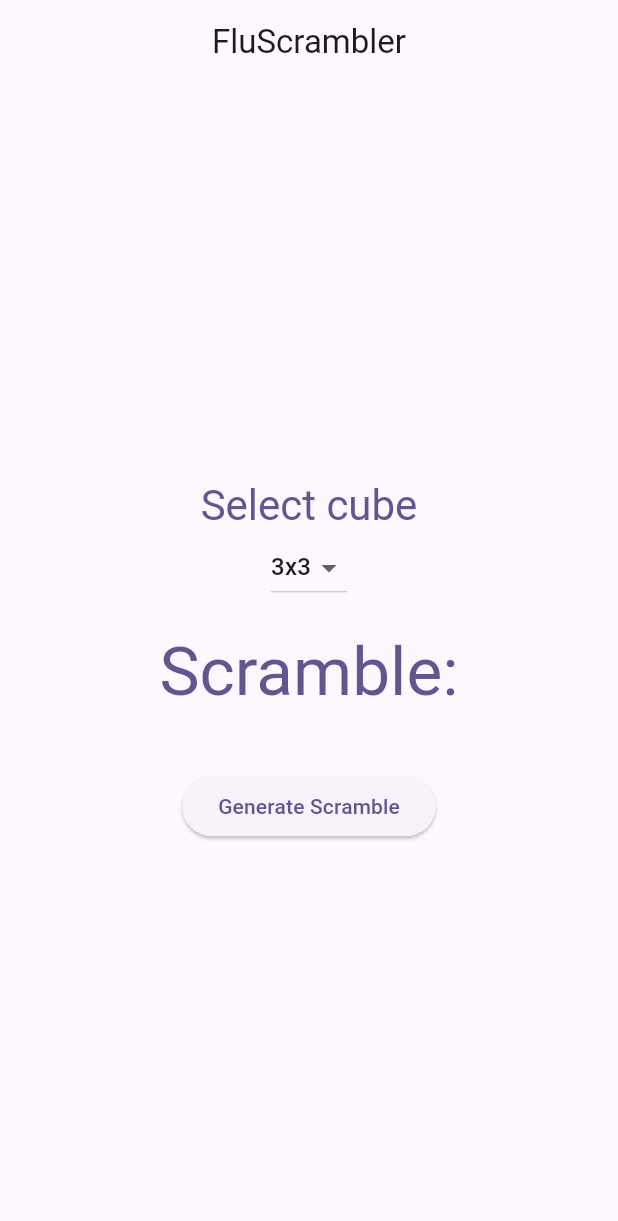
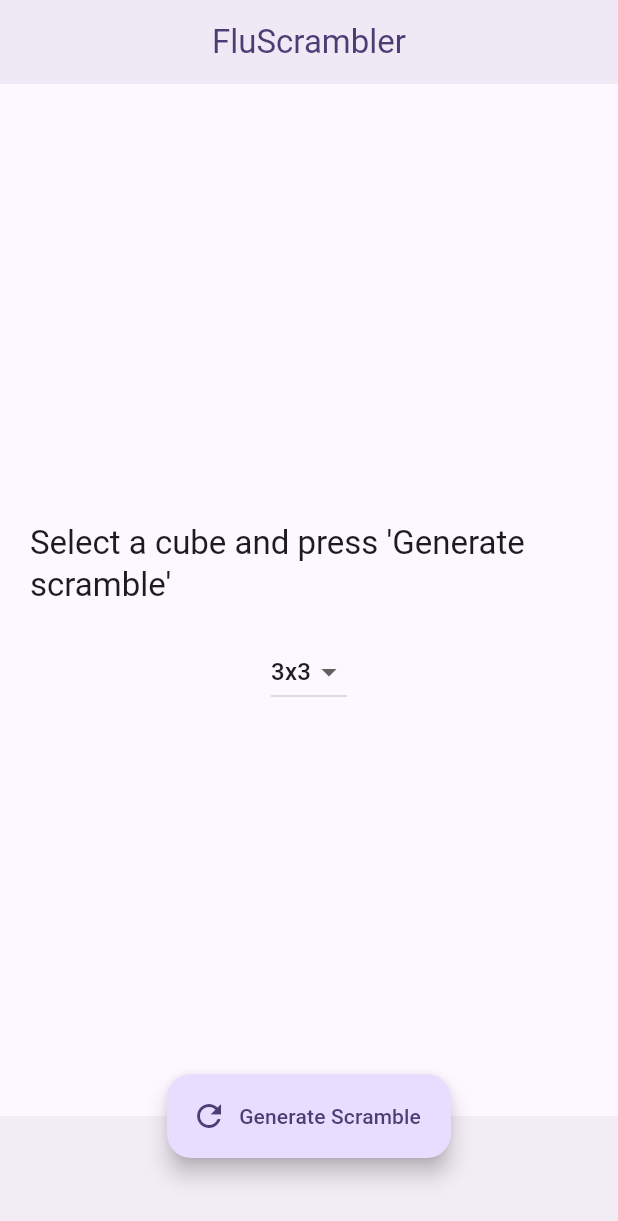
Before and after one commit to ItsVixano/FluScrambler, a Flutter app: the screen it shows after launch, on a phone screen of 412 x 824 dp. Shown: the top 1221 px of the screen. Run offline on Flutter 3.47's test engine with Material 2 defaults, Android fonts, the light colour scheme and no system bars; drawn by our look-alikes of dynamic_color.

Commit message:
FluScrambler: Rework UI
UX still needs some improvments :(

```diff
--- a/lib/scrambler.dart
+++ b/lib/scrambler.dart
@@ -42,6 +42,7 @@ class _ScramblerState extends State<Scrambler> {
 
   // Generate Scramble script
   void _generateScramble() {
+    // ToDo: Improve it
     var random = Random();
     setState(() {
       _scramble = '';
@@ -65,28 +66,39 @@ class _ScramblerState extends State<Scrambler> {
   Widget build(BuildContext context) {
     return Scaffold(
       appBar: AppBar(
+        elevation: 4,
         centerTitle: true,
         title: Text('FluScrambler',
-              style: Theme.of(context)
-                  .textTheme
-                  .titleLarge
-                  ?.copyWith(color: Theme.of(context).colorScheme.onSurface)),
+            style: Theme.of(context).textTheme.titleLarge?.copyWith(
+                color: Theme.of(context).colorScheme.onPrimaryContainer)),
       ),
       // ToDo: Improve UI/UX
       body: Center(
         child: Column(
           mainAxisAlignment: MainAxisAlignment.center,
           children: <Widget>[
-              Text(
-                'Select cube',
+            _scramble.isNotEmpty
+                ? Padding(
+                    padding: const EdgeInsets.all(20),
+                    child: Text(
+                      _scramble,
                       style: Theme.of(context)
                           .textTheme
                           .headlineMedium
-                    ?.copyWith(color: Theme.of(context).colorScheme.primary),
+                          ?.copyWith(
+                              color:
+                                  Theme.of(context).colorScheme.onBackground),
                     ),
-              Padding(
-                padding: const EdgeInsets.only(bottom: 20),
-                child: DropdownButton<String>(
+                  )
+                : Padding(
+                    padding: const EdgeInsets.all(20),
+                    child: Text(
+                      "Select a cube and press 'Generate scramble'",
+                      style: Theme.of(context).textTheme.titleLarge?.copyWith(
+                          color: Theme.of(context).colorScheme.onBackground),
+                    )),
+            // ToDo: Move it in a different screen with all the cubes there
+            DropdownButton<String>(
               menuMaxHeight: 200,
               value: cubeType,
               onChanged: (value) {
@@ -95,7 +107,6 @@ class _ScramblerState extends State<Scrambler> {
                 });
               },
               items: [
-                    // Normal cubes
                 for (var cube in ['2x2', '3x3', '4x4', '5x5'])
                   DropdownMenuItem<String>(
                     value: cube,
@@ -103,23 +114,16 @@ class _ScramblerState extends State<Scrambler> {
                   ),
               ],
             ),
-              ),
-              Text(
-                'Scramble:',
-                style: Theme.of(context)
-                    .textTheme
-                    .displayMedium
-                    ?.copyWith(color: Theme.of(context).colorScheme.primary),
-              ),
-              Text(_scramble,
-                  style: Theme.of(context).textTheme.headlineLarge?.copyWith(
-                      color: Theme.of(context).colorScheme.onSurface)),
-              ElevatedButton(
-                onPressed: _generateScramble,
-                child: const Text('Generate Scramble'),
-              ),
           ],
         ),
-        ));
+      ),
+      floatingActionButton: FloatingActionButton.extended(
+        onPressed: _generateScramble,
+        label: const Text('Generate Scramble'),
+        icon: const Icon(Icons.refresh),
+      ),
+      floatingActionButtonLocation: FloatingActionButtonLocation.centerDocked,
+      bottomNavigationBar: const BottomAppBar(), // Dummy for now
+    );
   }
 }
```
Also changed, not shown: 1 other file. Lines whose indentation alone changed are shown as unchanged.
